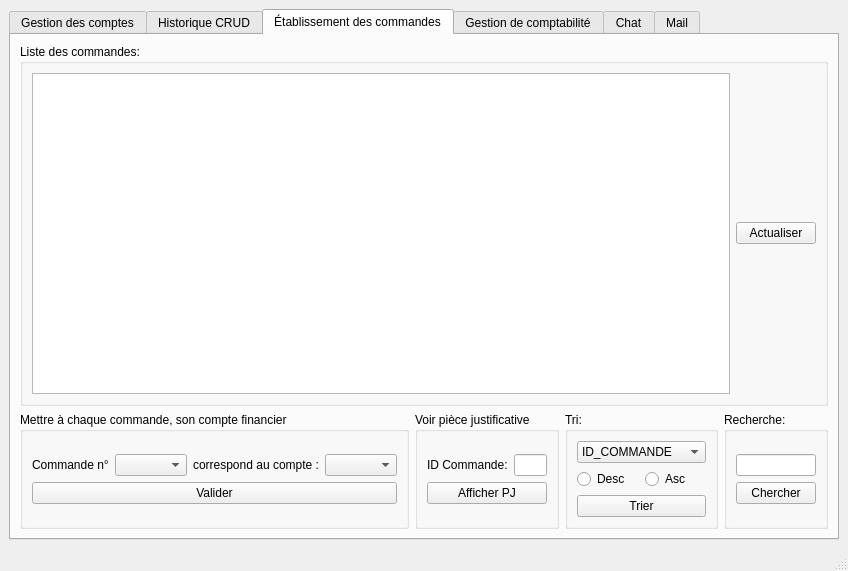
Before: the Qt Designer form mainwindow.ui in Khouini/Gestion-Fiance-Qt, drawn with Qt 5.
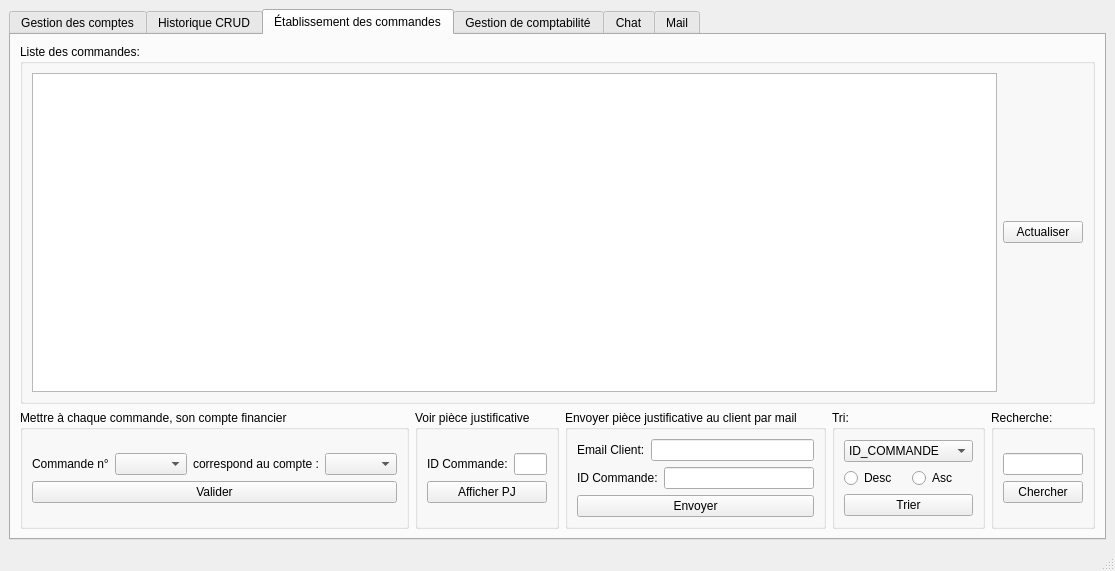
After: the same form once the commit is applied. The open tabs and pages were chosen to show the change.

Diff of the .ui file:
```diff
--- a/mainwindow.ui
+++ b/mainwindow.ui
@@ -6,7 +6,7 @@
    <rect>
     <x>0</x>
     <y>0</y>
-    <width>799</width>
+    <width>1047</width>
     <height>571</height>
    </rect>
   </property>
@@ -532,6 +532,54 @@
             </layout>
            </widget>
           </item>
+          <item>
+           <widget class="QGroupBox" name="groupBox_9">
+            <property name="title">
+             <string>Envoyer pièce justificative au client par mail</string>
+            </property>
+            <layout class="QVBoxLayout" name="verticalLayout_37">
+             <item>
+              <layout class="QVBoxLayout" name="verticalLayout_38">
+               <item>
+                <layout class="QHBoxLayout" name="horizontalLayout_32">
+                 <item>
+                  <widget class="QLabel" name="label_18">
+                   <property name="text">
+                    <string>Email Client:</string>
+                   </property>
+                  </widget>
+                 </item>
+                 <item>
+                  <widget class="QLineEdit" name="lineEditMailClient"/>
+                 </item>
+                </layout>
+               </item>
+               <item>
+                <layout class="QHBoxLayout" name="horizontalLayout_34">
+                 <item>
+                  <widget class="QLabel" name="label_21">
+                   <property name="text">
+                    <string>ID Commande:</string>
+                   </property>
+                  </widget>
+                 </item>
+                 <item>
+                  <widget class="QLineEdit" name="lineEdit_id_commande_email"/>
+                 </item>
+                </layout>
+               </item>
+               <item>
+                <widget class="QPushButton" name="pushButton_mail_pj">
+                 <property name="text">
+                  <string>Envoyer</string>
+                 </property>
+                </widget>
+               </item>
+              </layout>
+             </item>
+            </layout>
+           </widget>
+          </item>
           <item>
            <widget class="QGroupBox" name="groupBox_14">
             <property name="title">
```
Left out of the diff: 2 changed lines with no effect on the pictures.
